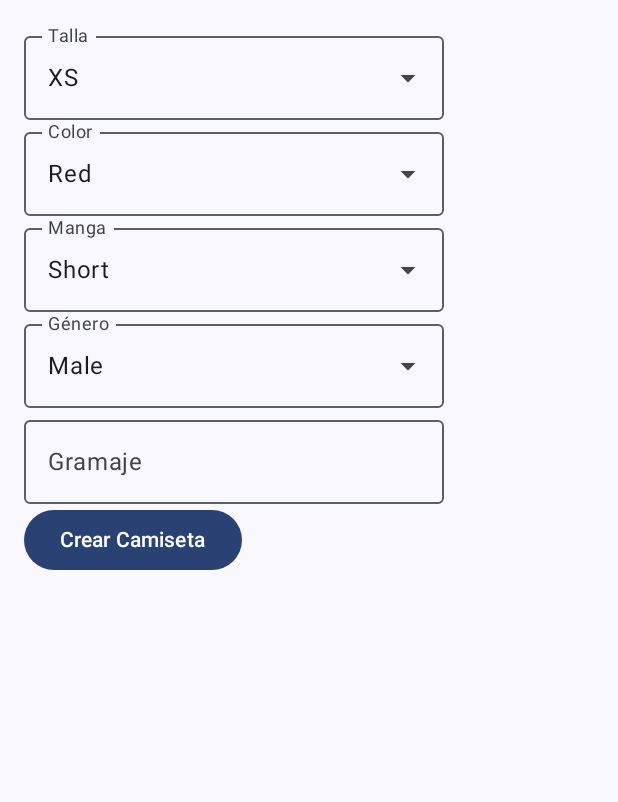
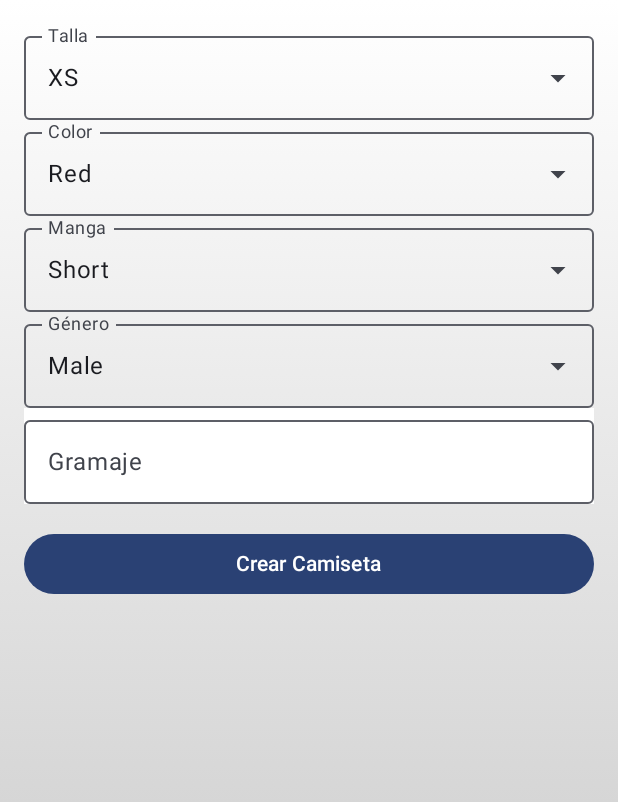
Before and after one commit to EEP-202324/dam_proyecto_android_ada_psp-LainVegaDamEEP, an Android app built with Jetpack Compose: the CreateTShirtScreen screen opened through its navigation route, on a phone screen of 412 x 824 dp. Shown: the top 802 px of the screen. Run offline under Robolectric (Android 15) with nearby library versions, the phone set to English and light mode, and no system bars; network calls fail; 1 statement that could not run was skipped.

Commit message:
fondo integrado ...
me voy  a tirar de los pelos ...

```diff
--- a/Kotlin/TeeTech/app/src/main/java/com/example/teetech/ui/CreateTShirtScreen.kt
+++ b/Kotlin/TeeTech/app/src/main/java/com/example/teetech/ui/CreateTShirtScreen.kt
@@ -1,39 +1,72 @@
 package com.example.teetech.ui
 
+import androidx.compose.foundation.background
 import androidx.compose.foundation.clickable
+import androidx.compose.foundation.layout.Box
 import androidx.compose.foundation.layout.Column
+import androidx.compose.foundation.layout.fillMaxSize
+import androidx.compose.foundation.layout.fillMaxWidth
 import androidx.compose.foundation.layout.padding
+import androidx.compose.foundation.verticalScroll
+import androidx.compose.foundation.rememberScrollState
 import androidx.compose.material.icons.Icons
 import androidx.compose.material.icons.filled.ArrowDropDown
 import androidx.compose.material3.*
 import androidx.compose.runtime.*
 import androidx.compose.ui.Modifier
+import androidx.compose.ui.graphics.Brush
+import androidx.compose.ui.graphics.Color
 import androidx.compose.ui.unit.dp
 import com.example.teetech.model.TShirt
 import com.example.teetech.viewmodel.TShirtViewModel
 
 @Composable
 fun CreateTShirtScreen(viewModel: TShirtViewModel) {
+    val backgroundBrush = Brush.verticalGradient( //fondo con gradiente de blanco a gris medio
+        colors = listOf(Color.White, Color.LightGray),
+        startY = 0f,
+        endY = 1000f
+    )
+
+    Box(
+        modifier = Modifier
+            .fillMaxSize()
+            //fondo con gradiente de blanco a gris medio
+            .background(brush = backgroundBrush)
+
+
+    ) {
+        Column(
+            modifier = Modifier
+                .fillMaxWidth()
+                .padding(16.dp)
+                .verticalScroll(rememberScrollState())  // Habilita el scroll si los elementos son muchos
+        ) {
             var size by remember { mutableStateOf(OptionsProvider.sizes.first()) }
             var color by remember { mutableStateOf(OptionsProvider.colors.first()) }
             var sleeve by remember { mutableStateOf(OptionsProvider.sleeves.first()) }
             var weight by remember { mutableStateOf("") }
             var gender by remember { mutableStateOf(OptionsProvider.genders.first()) }
 
-    Column(modifier = Modifier.padding(16.dp)) {
-        DropdownField("Talla", OptionsProvider.sizes, size) { newSize -> size = newSize }
-        DropdownField("Color", OptionsProvider.colors, color) { newColor -> color = newColor }
-        DropdownField("Manga", OptionsProvider.sleeves, sleeve) { newSleeve -> sleeve = newSleeve }
-        DropdownField("Género", OptionsProvider.genders, gender) { newGender -> gender = newGender }
+            // Asegurándonos de que cada campo tiene un fondo blanco
+            DropdownField("Talla", OptionsProvider.sizes, size, Modifier.background(Color.White))
+            DropdownField("Color", OptionsProvider.colors, color, Modifier.background(Color.White))
+            DropdownField("Manga", OptionsProvider.sleeves, sleeve, Modifier.background(Color.White))
+            DropdownField("Género", OptionsProvider.genders, gender, Modifier.background(Color.White))
             OutlinedTextField(
                 value = weight,
                 onValueChange = { newWeight -> weight = newWeight },
-            label = { Text("Gramaje") }
+                label = { Text("Gramaje") },
+                modifier = Modifier.fillMaxWidth().background(Color.White)  // Campo de texto ocupando todo el ancho con fondo blanco
             )
-        Button(onClick = {
+            Button(
+                onClick = {
                     viewModel.createTShirt(TShirt(0, size, color, sleeve, weight.toInt(), gender))
-        }) {
+                },
+                modifier = Modifier.fillMaxWidth().padding(top = 16.dp)  // Botón ocupando todo el ancho y con padding superior
+            ) {
                 Text("Crear Camiseta")
+            }
         }
     }
 }
@@ -43,7 +76,8 @@ fun DropdownField(
     label: String,
     options: List<String>,
     selectedOption: String,
-    onOptionSelected: (String) -> Unit
+    onOptionSelected: Modifier,
+    modifier: Modifier = Modifier
 ) {
     var expanded by remember { mutableStateOf(false) }
 
@@ -55,11 +89,13 @@ fun DropdownField(
             readOnly = true,
             trailingIcon = {
                 Icon(Icons.Filled.ArrowDropDown, contentDescription = "Expand", Modifier.clickable { expanded = !expanded })
-            }
+            },
+            modifier = modifier.fillMaxWidth()  // Asegura que el dropdown ocupe todo el ancho
         )
         DropdownMenu(
             expanded = expanded,
-            onDismissRequest = { expanded = false }
+            onDismissRequest = { expanded = false },
+            modifier = modifier.fillMaxWidth()  // Asegura que el menú desplegable ocupe todo el ancho
         ) {
             options.forEach { option ->
                 DropdownMenuItem(
@@ -67,9 +103,13 @@ fun DropdownField(
                         onOptionSelected(option)
                         expanded = false
                     },
-                    text = { Text(option) }  // Corregido aquí
+                    text = { Text(option) }  // Texto de cada opción en el menú
                 )
             }
         }
     }
 }
+
+fun onOptionSelected(option: String) {
+
+}
```
Also changed, not shown: Kotlin/TeeTech/app/src/main/java/com/example/teetech/model/ListaTShirt.kt (added, +36 -0 lines), Kotlin/TeeTech/app/src/main/res/drawable/ic_fondo.png (added). Lines whose indentation alone changed are shown as unchanged.
